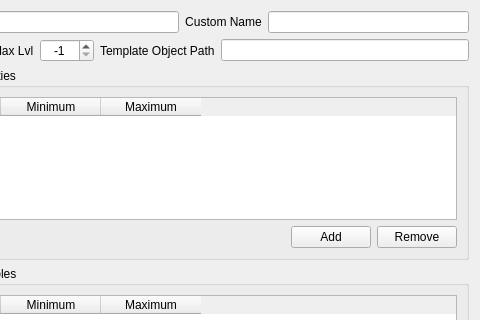
TheAnswer/Tools, file WorldSpawnerTool/lootitemeditor.ui: the form before one commit; both pictures show x 123 to 603 and y 0 to 320 of the 603 by 498 pixel window.
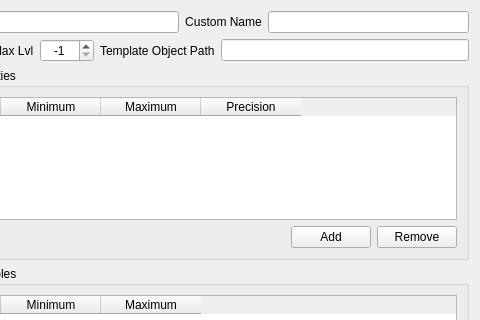
The form after the commit.

```diff
--- a/WorldSpawnerTool/lootitemeditor.ui
+++ b/WorldSpawnerTool/lootitemeditor.ui
@@ -151,6 +151,11 @@
           <string>Maximum</string>
          </property>
         </column>
+        <column>
+         <property name="text">
+          <string>Precision</string>
+         </property>
+        </column>
        </widget>
       </item>
       <item>
```
